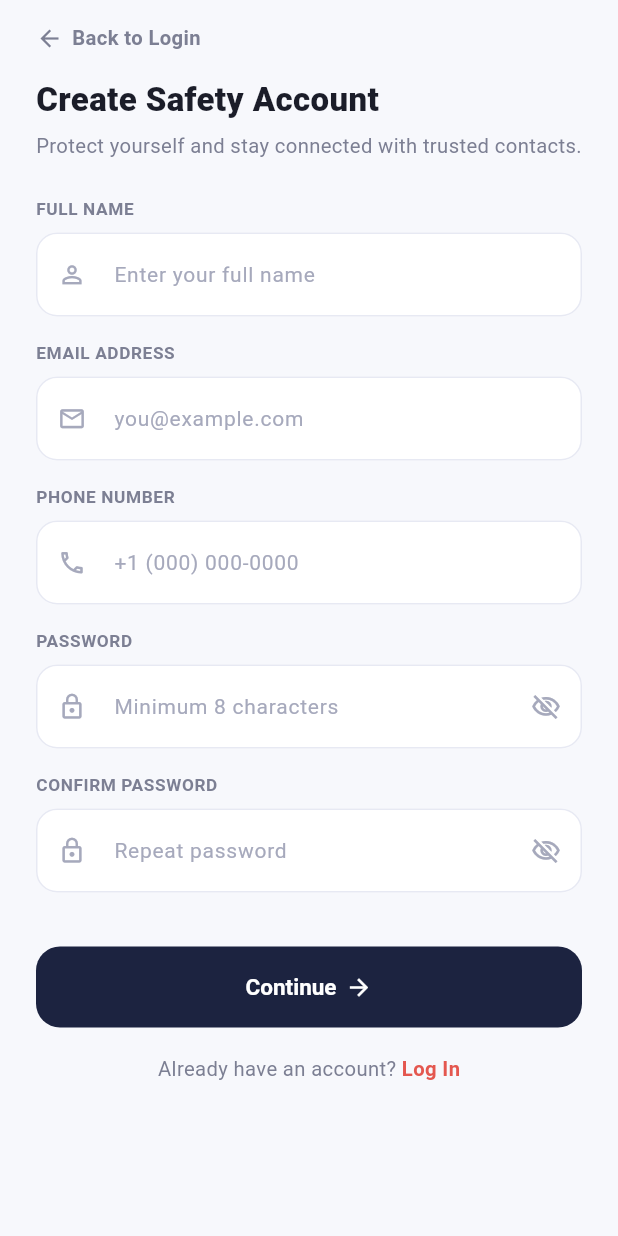
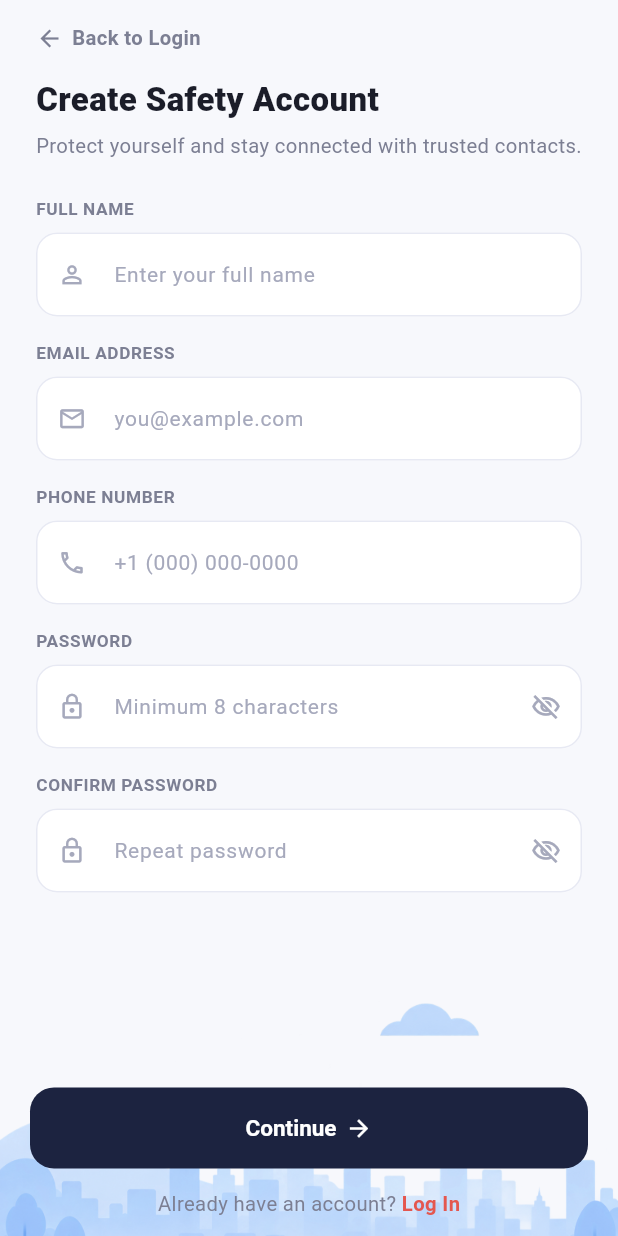
Before and after one commit to mean1718/PersonalSafetyCheck-in, a Flutter app: the SignUpScreen screen opened by its route, on a phone screen of 412 x 824 dp. Run offline on Flutter 3.47's test engine with Material 3 defaults, Android fonts, the phone set to English and light mode, and no system bars; our stand-ins replace flutter_map, geocoding, geolocator, image_picker, latlong2, share_plus.

Commit message:
update ui

```diff
--- a/Frontend_SafetyU/safetyU_app/lib/screens/signup_screen.dart
+++ b/Frontend_SafetyU/safetyU_app/lib/screens/signup_screen.dart
@@ -1,6 +1,7 @@
 import 'package:flutter/material.dart';
 import '../theme/app_theme.dart';
 import '../utils/validators.dart';
+import '../widgets/safety_illustration.dart';
 
 class SignUpScreen extends StatefulWidget {
   const SignUpScreen({super.key});
@@ -57,8 +58,11 @@ class _SignUpScreenState extends State<SignUpScreen> {
   Widget build(BuildContext context) {
     return Scaffold(
       body: SafeArea(
+        child: Column(
+          children: [
+            Expanded(
               child: SingleChildScrollView(
-          padding: const EdgeInsets.symmetric(horizontal: 24, vertical: 16),
+                padding: const EdgeInsets.fromLTRB(24, 16, 24, 8),
                 child: Form(
                   key: _formKey,
                   child: Column(
@@ -139,7 +143,8 @@ class _SignUpScreenState extends State<SignUpScreen> {
                         'PASSWORD',
                         _passwordController,
                         _obscurePassword,
-                  () => setState(() => _obscurePassword = !_obscurePassword),
+                        () => setState(
+                            () => _obscurePassword = !_obscurePassword),
                         icon: Icons.lock_outline,
                         hint: 'Minimum 8 characters',
                         onChanged: (_) {
@@ -148,7 +153,8 @@ class _SignUpScreenState extends State<SignUpScreen> {
                           }
                         },
                         validator: (v) {
-                    if (v == null || v.isEmpty) return 'Password is required';
+                          if (v == null || v.isEmpty)
+                            return 'Password is required';
                           if (v.length < 8) {
                             return 'Password must be at least 8 characters.';
                           }
@@ -159,7 +165,8 @@ class _SignUpScreenState extends State<SignUpScreen> {
                         'CONFIRM PASSWORD',
                         _confirmPasswordController,
                         _obscureConfirm,
-                  () => setState(() => _obscureConfirm = !_obscureConfirm),
+                        () =>
+                            setState(() => _obscureConfirm = !_obscureConfirm),
                         icon: Icons.lock_outline,
                         hint: 'Repeat password',
                         validator: (v) {
@@ -171,6 +178,16 @@ class _SignUpScreenState extends State<SignUpScreen> {
                         },
                       ),
                       const SizedBox(height: 20),
+                    ],
+                  ),
+                ),
+              ),
+            ),
+            SkylineBottomBar(
+              height: 160,
+              child: Column(
+                mainAxisSize: MainAxisSize.min,
+                children: [
                   ElevatedButton(
                     onPressed: _isSubmitting ? null : _submit,
                     child: _isSubmitting
@@ -190,7 +207,7 @@ class _SignUpScreenState extends State<SignUpScreen> {
                             ],
                           ),
                   ),
-                const SizedBox(height: 18),
+                  const SizedBox(height: 14),
                   Center(
                     child: Row(
                       mainAxisAlignment: MainAxisAlignment.center,
@@ -216,6 +233,7 @@ class _SignUpScreenState extends State<SignUpScreen> {
                 ],
               ),
             ),
+          ],
         ),
       ),
     );
```
Lines whose indentation alone changed are shown as unchanged.
